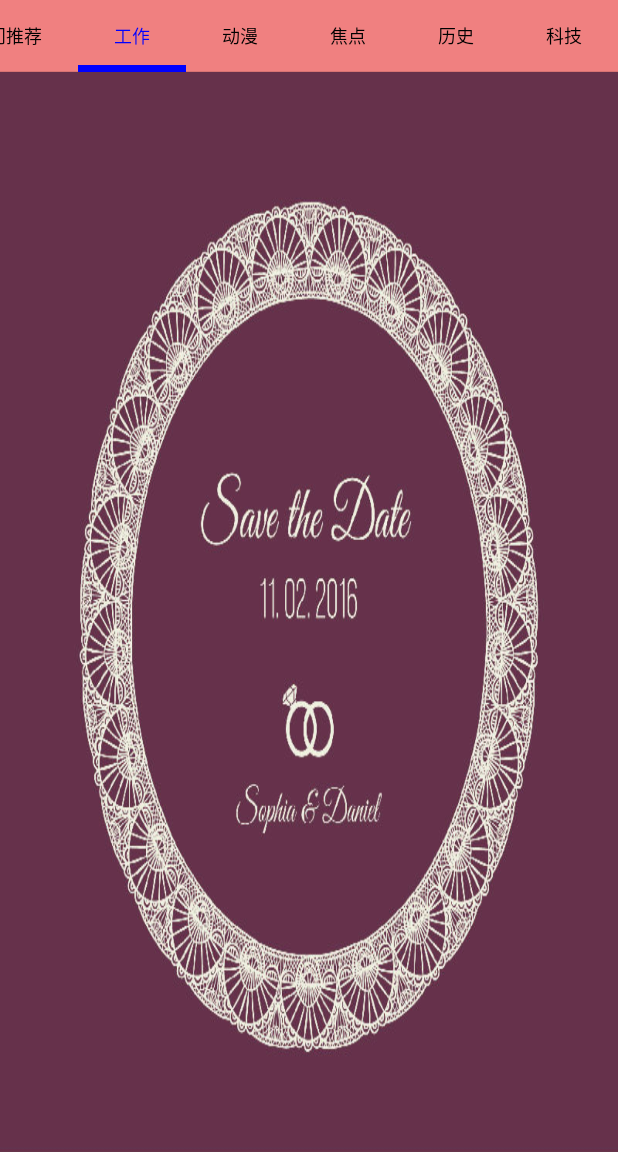
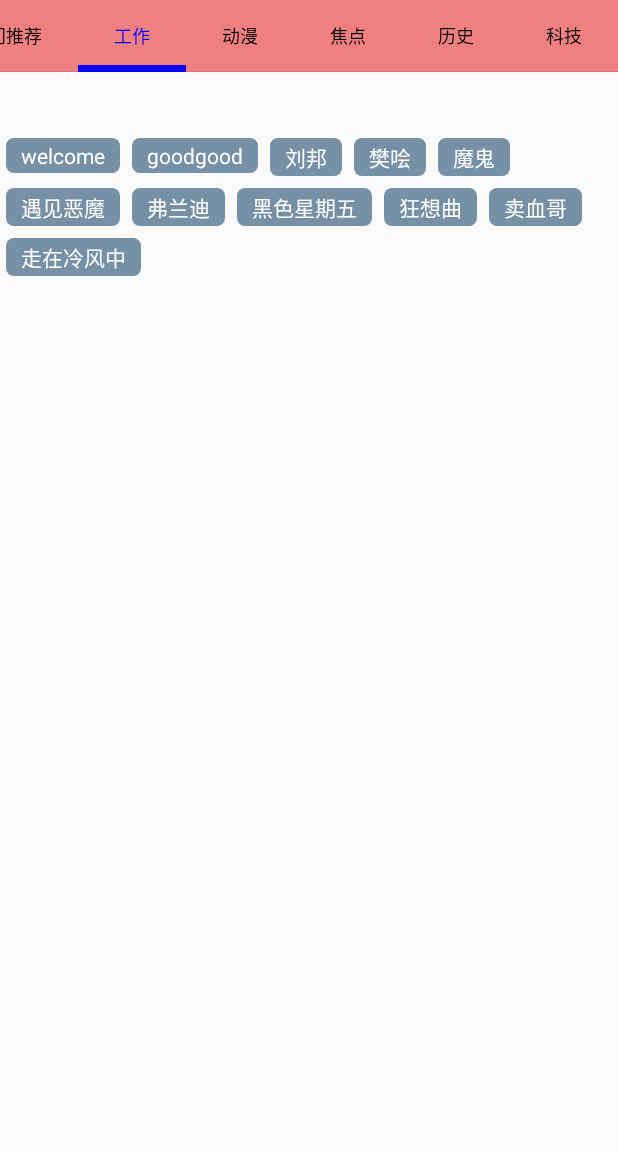
Before and after one commit to wushaoge/MyMac1109, an Android app: the screen it shows after launch (MainActivity), after a tap on "工作", on a phone screen of 412 x 824 dp, the part 84-1236 px from its top. Run offline under Robolectric (Android 15) with nearby library versions, the phone set to English and light mode, and no system bars; our stand-ins replace ButterKnife; libraries missing offline, so code that uses them is left out: android.support.v7, butterknife.internal, org.simple.eventbus; 3 statements that could not run were skipped.

Commit message:
2015-11-27 20:49:19

```diff
--- a/app/src/main/java/com/wsgmac1105/demo/activity/TestActivity.java
+++ b/app/src/main/java/com/wsgmac1105/demo/activity/TestActivity.java
@@ -16,7 +16,7 @@ public class TestActivity extends BaseActivity {
     @Override
     public void onCreate(Bundle savedInstanceState) {
         super.onCreate(savedInstanceState);
-        setContentView(R.layout.fragment_child2);
+        setContentView(R.layout.activity_test);
 
 
 
--- a/app/src/main/java/com/wsgmac1105/demo/fragment/BaseFragment.java
+++ b/app/src/main/java/com/wsgmac1105/demo/fragment/BaseFragment.java
@@ -9,6 +9,8 @@ import android.view.ViewGroup;
 
 import org.simple.eventbus.EventBus;
 
+import butterknife.ButterKnife;
+
 
 /**
  * Created by wushaoge on 15/11/12.
@@ -18,7 +20,9 @@ public class BaseFragment extends Fragment {
 
     @Override
     public void onCreate(Bundle savedInstanceState) {
+
         super.onCreate(savedInstanceState);
+
     }
 
 
--- a/app/src/main/java/com/wsgmac1105/demo/fragment/ChildFragment1.java
+++ b/app/src/main/java/com/wsgmac1105/demo/fragment/ChildFragment1.java
@@ -14,6 +14,7 @@ import butterknife.Bind;
 import butterknife.ButterKnife;
 
 /**
+ * 滑动布局
  * Created by wushaoge on 15/11/12.
  */
 public class ChildFragment1 extends BaseFragment {
--- a/app/src/main/java/com/wsgmac1105/demo/fragment/ChildFragment2.java
+++ b/app/src/main/java/com/wsgmac1105/demo/fragment/ChildFragment2.java
@@ -16,6 +16,7 @@ import butterknife.Bind;
 import butterknife.ButterKnife;
 
 /**
+ * 自定义viewgroup
  * Created by wushaoge on 15/11/12.
  */
 public class ChildFragment2 extends BaseFragment {
--- a/app/src/main/java/com/wsgmac1105/demo/fragment/ChildFragment3.java
+++ b/app/src/main/java/com/wsgmac1105/demo/fragment/ChildFragment3.java
@@ -13,14 +13,13 @@ import butterknife.Bind;
 import butterknife.ButterKnife;
 
 /**
+ * flowlayout
  * Created by wushaoge on 15/11/12.
  */
 public class ChildFragment3 extends BaseFragment {
 
     private final String TITLE = "工作";
 
-    @Bind(R.id.iv_image)
-    ImageView ivImage;
 
 
     @Nullable
@@ -29,7 +28,6 @@ public class ChildFragment3 extends BaseFragment {
         View view = inflater.inflate(R.layout.fragment_child3, null);
         ButterKnife.bind(this, view);
 
-        ivImage.setBackgroundResource(R.drawable.wsg04);
 
         return view;
     }
--- a/app/src/main/java/com/wsgmac1105/demo/fragment/ChildFragment4.java
+++ b/app/src/main/java/com/wsgmac1105/demo/fragment/ChildFragment4.java
@@ -1,13 +1,17 @@
 package com.wsgmac1105.demo.fragment;
 
+import android.content.Intent;
 import android.os.Bundle;
 import android.support.annotation.Nullable;
 import android.view.LayoutInflater;
 import android.view.View;
 import android.view.ViewGroup;
-import android.widget.ImageView;
+import android.widget.LinearLayout;
+import android.widget.SlidingDrawer;
+import android.widget.TextView;
 
 import com.wsgmac1105.demo.R;
+import com.wsgmac1105.demo.activity.TestActivity;
 
 import butterknife.Bind;
 import butterknife.ButterKnife;
@@ -18,19 +22,15 @@ import butterknife.ButterKnife;
 public class ChildFragment4 extends BaseFragment {
 
     private final String TITLE = "动漫";
-
-    @Bind(R.id.iv_image)
-    ImageView ivImage;
+    @Bind(R.id.tv_test)
+    TextView tvTest;
 
 
     @Nullable
     @Override
     public View onCreateView(LayoutInflater inflater, ViewGroup container, Bundle savedInstanceState) {
         View view = inflater.inflate(R.layout.fragment_child4, null);
-        ButterKnife.bind(this, view);
-
-        ivImage.setBackgroundResource(R.drawable.wsg05);
-
+        ButterKnife.bind(getActivity(), view);
         return view;
     }
 
@@ -42,6 +42,6 @@ public class ChildFragment4 extends BaseFragment {
     @Override
     public void onDestroyView() {
         super.onDestroyView();
-        ButterKnife.unbind(this);
+        ButterKnife.unbind(getActivity());
     }
 }
--- /dev/null
+++ b/app/src/main/java/com/wsgmac1105/demo/view/DragLoginView2.java
@@ -0,0 +1,199 @@
+package com.wsgmac1105.demo.view;
+
+import android.content.Context;
+import android.support.v4.view.MotionEventCompat;
+import android.support.v4.widget.ViewDragHelper;
+import android.util.AttributeSet;
+import android.util.Log;
+import android.view.LayoutInflater;
+import android.view.MotionEvent;
+import android.view.View;
+import android.widget.Button;
+import android.widget.ImageView;
+import android.widget.LinearLayout;
+import android.widget.RelativeLayout;
+
+import com.wsgmac1105.demo.R;
+import com.wsgmac1105.demo.util.Tools;
+
+import butterknife.Bind;
+
+/**
+ * Created by wushaoge on 15/11/27.
+ */
+public class DragLoginView2 extends LinearLayout {
+
+    private final String TAG = "DragLoginView2";
+
+
+    private ViewDragHelper mViewDragHelper;
+
+
+    private View myView;
+    private LinearLayout slidingLayer1;
+    private ImageView ivClose;
+    private RelativeLayout rlHead;
+    private Button btnWeibo;
+    private Button btnQq;
+
+
+    private Context mContext;
+
+    private int screenHeight = 0; //屏幕高度
+    private int mHeight = 0; //总高度
+    private int headHeight = 0; //登陆那个头部高度
+    private int shengyuHeight = 0; //剩余高度
+
+    DefaultDragHelper defaultDragHelper;
+
+    public DragLoginView2(Context context) {
+        super(context);
+        initView(context);
+    }
+
+    public DragLoginView2(Context context, AttributeSet attrs) {
+        super(context, attrs);
+        initView(context);
+    }
+
+    public DragLoginView2(Context context, AttributeSet attrs, int defStyleAttr) {
+        super(context, attrs, defStyleAttr);
+        initView(context);
+    }
+
+
+    private void initView(Context mContext) {
+        this.mContext = mContext;
+        defaultDragHelper = new DefaultDragHelper();
+        mViewDragHelper = ViewDragHelper.create(this,1.0f,defaultDragHelper);
+    }
+
+    @Override
+    protected void onFinishInflate() {
+        super.onFinishInflate();
+
+        Log.e(TAG, "onFinishInflate");
+
+        myView = LayoutInflater.from(mContext).inflate(R.layout.view_drag_helper_layout, this,false);
+        this.addView(myView);
+
+        slidingLayer1 =  (LinearLayout)myView.findViewById(R.id.slidingLayer1);
+        ivClose = (ImageView)myView.findViewById(R.id.iv_close);
+        rlHead = (RelativeLayout)myView.findViewById(R.id.rl_head);
+        btnWeibo = (Button)myView.findViewById(R.id.btn_weibo);
+        btnQq = (Button)myView.findViewById(R.id.btn_qq);
+    }
+
+    @Override
+    protected void onMeasure(int widthMeasureSpec, int heightMeasureSpec) {
+        super.onMeasure(widthMeasureSpec, heightMeasureSpec);
+        //计算出所有的childView的宽和高  //计算出所有的childView的宽和高
+        measureChildren(widthMeasureSpec, heightMeasureSpec);
+
+        screenHeight = Tools.getWindowHeigh(mContext);
+        mHeight = MeasureSpec.getSize(heightMeasureSpec); //这个布局的高度
+        headHeight = rlHead.getMeasuredHeight();
+        shengyuHeight = mHeight - headHeight;
+
+        Log.e(TAG,"高度"+mHeight);
+        Log.e(TAG, "高度" + slidingLayer1.getMeasuredHeight());
+        Log.e(TAG, "登陆头部的高度" + rlHead.getMeasuredHeight());
+
+    }
+
+    @Override
+    protected void onSizeChanged(int w, int h, int oldw, int oldh) {
+        super.onSizeChanged(w, h, oldw, oldh);
+    }
+
+
+    @Override
+    public void computeScroll() {
+        if(mViewDragHelper.continueSettling(true)){
+            postInvalidate();
+        }
+    }
+
+
+
+    private class DefaultDragHelper extends ViewDragHelper.Callback{
+
+        @Override
+        public boolean tryCaptureView(View child, int pointerId) {
+            return true;
+        }
+
+        //手指释放的时候回调
+        @Override
+        public void onViewReleased(View releasedChild, float xvel, float yvel) {
+            super.onViewReleased(releasedChild, xvel, yvel);
+
+            invalidate();
+        }
+
+        @Override
+        public void onViewPositionChanged(View changedView, int left, int top, int dx, int dy) {
+            super.onViewPositionChanged(changedView, left, top, dx, dy);
+        }
+
+        @Override
+        public int clampViewPositionVertical(View child, int top, int dy) {
+            Log.e(TAG, "拖动的高度" + top);
+            if(top<0){  //小于0说明向上拖动
+                return getPaddingTop();
+            }
+            return top;
+        }
+
+        @Override
+        public void onViewDragStateChanged(int state) {
+            super.onViewDragStateChanged(state);
+        }
+
+
+        @Override
+        public void onEdgeDragStarted(int edgeFlags, int pointerId) {
+            super.onEdgeDragStarted(edgeFlags, pointerId);
+        }
+
+        private void openLogin(){
+
+
+
+        }
+
+
+        private void closeLogin(){
+
+
+
+        }
+
+
+    }
+
+
+    @Override
+    public boolean onInterceptTouchEvent(MotionEvent event) {
+        Log.d(TAG, "onInterceptTouchEvent");
+        final int action = MotionEventCompat.getActionMasked(event);
+        if (action == MotionEvent.ACTION_CANCEL || action == MotionEvent.ACTION_UP) {
+            mViewDragHelper.cancel();
+            return false;
+        }
+        boolean flag=mViewDragHelper.shouldInterceptTouchEvent(event);
+        Log.d(TAG,"onInterceptTouchEvent:"+flag);
+        return flag;
+
+    }
+
+    @Override
+    public boolean onTouchEvent(MotionEvent event) {
+        Log.d(TAG, "onTouchEvent");
+        mViewDragHelper.processTouchEvent(event);
+        return true;
+    }
+
+
+
+}
--- /dev/null
+++ b/app/src/main/java/com/wsgmac1105/demo/view/FlowLayout.java
@@ -0,0 +1,220 @@
+package com.wsgmac1105.demo.view;
+
+import android.content.Context;
+import android.content.res.TypedArray;
+import android.util.AttributeSet;
+import android.util.Log;
+import android.view.View;
+import android.view.ViewGroup;
+
+import com.lidroid.xutils.util.LogUtils;
+import com.wsgmac1105.demo.R;
+
+import java.util.ArrayList;
+import java.util.List;
+
+/**
+ * Created by wushaoge on 15/11/24.
+ */
+public class FlowLayout extends ViewGroup {
+    private static final String TAG = "FlowLayout";
+    protected List<List<View>> mAllViews = new ArrayList<List<View>>();
+    protected List<Integer> mLineHeight = new ArrayList<Integer>();
+    private String mGravity;
+
+    public FlowLayout(Context context, AttributeSet attrs, int defStyle)
+    {
+        super(context, attrs, defStyle);
+    }
+
+    public FlowLayout(Context context, AttributeSet attrs)
+    {
+        this(context, attrs, 0);
+    }
+
+    public FlowLayout(Context context)
+    {
+        this(context, null);
+    }
+
+    @Override
+    protected void onMeasure(int widthMeasureSpec, int heightMeasureSpec)
+    {
+        int sizeWidth = MeasureSpec.getSize(widthMeasureSpec);
+        int modeWidth = MeasureSpec.getMode(widthMeasureSpec);
+        int sizeHeight = MeasureSpec.getSize(heightMeasureSpec);
+        int modeHeight = MeasureSpec.getMode(heightMeasureSpec);
+
+        // wrap_content
+        int width = 0;
+        int height = 0;
+
+        int lineWidth = 0;
+        int lineHeight = 0;
+
+        int cCount = getChildCount();
+
+        for (int i = 0; i < cCount; i++)
+        {
+            View child = getChildAt(i);
+            if (child.getVisibility() == View.GONE)
+            {
+                if (i == cCount - 1)
+                {
+                    width = Math.max(lineWidth, width);
+                    height += lineHeight;
+                }
+                continue;
+            }
+            measureChild(child, widthMeasureSpec, heightMeasureSpec);
+            MarginLayoutParams lp = (MarginLayoutParams) child
+                    .getLayoutParams();
+
+            int childWidth = child.getMeasuredWidth() + lp.leftMargin
+                    + lp.rightMargin;
+            int childHeight = child.getMeasuredHeight() + lp.topMargin
+                    + lp.bottomMargin;
+
+            if (lineWidth + childWidth > sizeWidth - getPaddingLeft() - getPaddingRight())
+            {
+                width = Math.max(width, lineWidth);
+                lineWidth = childWidth;
+                height += lineHeight;
+                lineHeight = childHeight;
+            } else
+            {
+                lineWidth += childWidth;
+                lineHeight = Math.max(lineHeight, childHeight);
+            }
+            if (i == cCount - 1)
+            {
+                width = Math.max(lineWidth, width);
+                height += lineHeight;
+            }
+        }
+        setMeasuredDimension(
+                //
+                modeWidth == MeasureSpec.EXACTLY ? sizeWidth : width + getPaddingLeft() + getPaddingRight(),
+                modeHeight == MeasureSpec.EXACTLY ? sizeHeight : height + getPaddingTop() + getPaddingBottom()//
+        );
+
+    }
+
+
+    @Override
+    protected void onLayout(boolean changed, int l, int t, int r, int b)
+    {
+        mAllViews.clear();
+        mLineHeight.clear();
+
+        int width = getWidth();
+
+        int lineWidth = 0;
+        int lineHeight = 0;
+
+        List<View> lineViews = new ArrayList<View>();
+
+        int cCount = getChildCount();
+
+        for (int i = 0; i < cCount; i++)
+        {
+            View child = getChildAt(i);
+            if (child.getVisibility() == View.GONE) continue;
+            MarginLayoutParams lp = (MarginLayoutParams) child
+                    .getLayoutParams();
+
+            int childWidth = child.getMeasuredWidth();
+            int childHeight = child.getMeasuredHeight();
+
+            if (childWidth + lineWidth + lp.leftMargin + lp.rightMargin > width - getPaddingLeft() - getPaddingRight())
+            {
+                mLineHeight.add(lineHeight);
+                mAllViews.add(lineViews);
+
+                lineWidth = 0;
+                lineHeight = childHeight + lp.topMargin + lp.bottomMargin;
+                lineViews = new ArrayList<View>();
+            }
+            lineWidth += childWidth + lp.leftMargin + lp.rightMargin;
+            lineHeight = Math.max(lineHeight, childHeight + lp.topMargin
+                    + lp.bottomMargin);
+            lineViews.add(child);
+
+        }
+        mLineHeight.add(lineHeight);
+        mAllViews.add(lineViews);
+
+
+        int left = getPaddingLeft();
+        int top = getPaddingTop();
+
+        int lineNum = mAllViews.size();
+
+        for (int i = 0; i < lineNum; i++)
+        {
+            lineViews = mAllViews.get(i);
+            lineHeight = mLineHeight.get(i);
+
+            left = getStartLeft(lineViews);
+            for (int j = 0; j < lineViews.size(); j++)
+            {
+                View child = lineViews.get(j);
+                if (child.getVisibility() == View.GONE)
+                {
+                    continue;
+                }
+
+                MarginLayoutParams lp = (MarginLayoutParams) child
+                        .getLayoutParams();
+
+                int lc = left + lp.leftMargin;
+                int tc = top + lp.topMargin;
+                int rc = lc + child.getMeasuredWidth();
+                int bc = tc + child.getMeasuredHeight();
+
+                child.layout(lc, tc, rc, bc);
+
+                left += child.getMeasuredWidth() + lp.leftMargin
+                        + lp.rightMargin;
+            }
+            top += lineHeight;
+        }
+
+    }
+
+    private int getStartLeft(List<View> lineViews) {
+        int left = getPaddingLeft();
+
+        int needWidth = 0;
+        for (int j = 0; j < lineViews.size(); j++) {
+            View child = lineViews.get(j);
+            if (child.getVisibility() == View.GONE) {
+                continue;
+            }
+
+            MarginLayoutParams lp = (MarginLayoutParams) child
+                    .getLayoutParams();
+            needWidth += child.getMeasuredWidth() + lp.leftMargin
+                    + lp.rightMargin;
+        }
+        return left;
+    }
+
+    @Override
+    public LayoutParams generateLayoutParams(AttributeSet attrs)
+    {
+        return new MarginLayoutParams(getContext(), attrs);
+    }
+
+    @Override
+    protected LayoutParams generateDefaultLayoutParams()
+    {
+        return new MarginLayoutParams(LayoutParams.WRAP_CONTENT, LayoutParams.WRAP_CONTENT);
+    }
+
+    @Override
+    protected LayoutParams generateLayoutParams(LayoutParams p)
+    {
+        return new MarginLayoutParams(p);
+    }
+}
--- /dev/null
+++ b/app/src/main/res/drawable/flag_01.xml
@@ -0,0 +1,19 @@
+<?xml version="1.0" encoding="utf-8"?>
+<shape xmlns:android="http://schemas.android.com/apk/res/android">
+
+
+    <solid android:color="#7690A5">
+
+    </solid>
+
+    <corners android:radius="5dp">
+    </corners>
+
+    <padding
+        android:bottom="2dp"
+        android:left="10dp"
+        android:right="10dp"
+        android:top="2dp"
+        />
+
+</shape>
--- a/app/src/main/res/layout/fragment_child3.xml
+++ b/app/src/main/res/layout/fragment_child3.xml
@@ -3,12 +3,72 @@
     android:orientation="vertical" android:layout_width="match_parent"
     android:layout_height="match_parent">
 
+    <com.wsgmac1105.demo.view.FlowLayout
+        android:layout_width="fill_parent"
+        android:layout_height="wrap_content"
+        android:layout_marginTop="40dp"
+        >
 
-    <ImageView
-        android:id="@+id/iv_image"
-        android:layout_width="wrap_content"
-        android:layout_height="wrap_content"
-        />
+        <TextView
+            style="@style/text_falg_01"
+            android:text="welcome"
+            />
+
+        <TextView
+            style="@style/text_falg_01"
+            android:text="goodgood"
+            />
+
+        <TextView
+            style="@style/text_falg_01"
+            android:text="刘邦"
+            />
+
+        <TextView
+            style="@style/text_falg_01"
+            android:text="樊哙"
+            />
+
+        <TextView
+            style="@style/text_falg_01"
+            android:text="魔鬼"
+            />
+
+        <TextView
+            style="@style/text_falg_01"
+            android:text="遇见恶魔"
+            />
+
+        <TextView
+            style="@style/text_falg_01"
+            android:text="弗兰迪"
+            />
+
+        <TextView
+            style="@style/text_falg_01"
+            android:text="黑色星期五"
+            />
+
+        <TextView
+            style="@style/text_falg_01"
+            android:text="狂想曲"
+            />
+
+
+        <TextView
+            style="@style/text_falg_01"
+            android:text="卖血哥"
+            />
+
+        <TextView
+            style="@style/text_falg_01"
+            android:text="走在冷风中"
+            />
+
+    </com.wsgmac1105.demo.view.FlowLayout>
+
+
+
 
 
 </LinearLayout>
--- a/app/src/main/res/values/styles.xml
+++ b/app/src/main/res/values/styles.xml
@@ -14,4 +14,17 @@
     <style name="AppTheme.AppBarOverlay" parent="ThemeOverlay.AppCompat.Dark.ActionBar" />
     <style name="AppTheme.PopupOverlay" parent="ThemeOverlay.AppCompat.Light" />
 
+
+
+
+    <style name="text_falg_01">
+        <item name="android:layout_width">wrap_content</item>
+        <item name="android:layout_height">wrap_content</item>
+        <item name="android:layout_margin">4dp</item>
+        <item name="android:background">@drawable/flag_01</item>
+        <item name="android:textColor">@color/white</item>
+    </style>
+
+
+
 </resources>
```
Also changed, not shown: app/src/main/res/layout/activity_test.xml (added, +60 -0 lines), app/src/main/res/layout/fragment_child4.xml (+12 -6 lines), app/src/main/res/layout/view_drag_helper_layout.xml (added, +78 -0 lines), app/src/main/res/drawable/handle.png (added).
